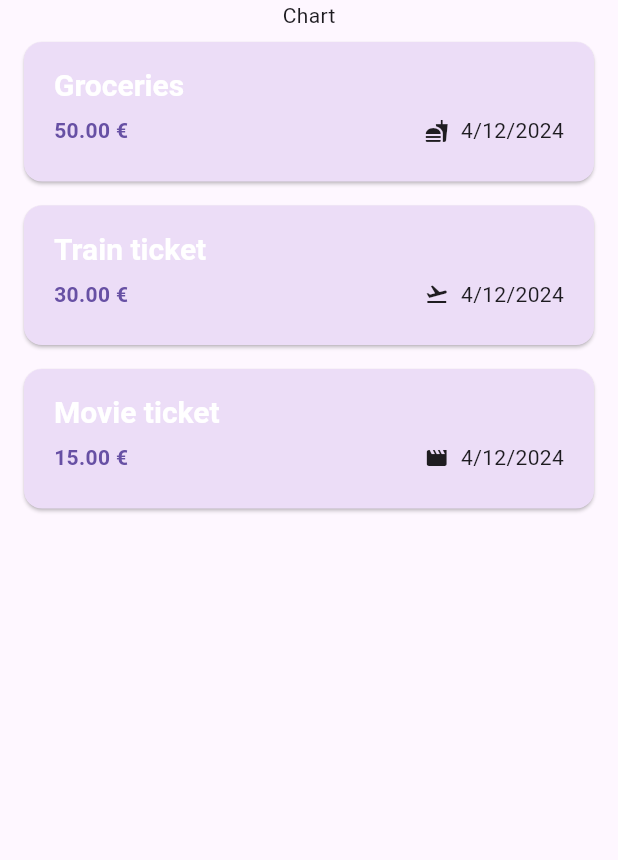
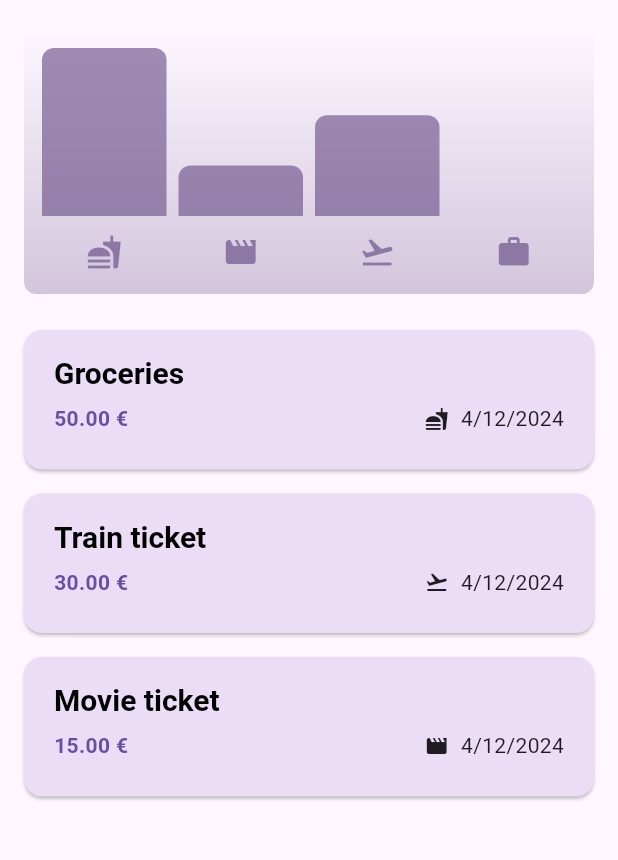
Before and after one commit to sznorbee/expense-tracker, a Flutter app: the screen it shows after launch, on a phone screen of 412 x 824 dp, the part 84-944 px from its top. Run offline on Flutter 3.47's test engine with Material 3 defaults, Android fonts, the phone set to English and light mode, and no system bars.

Commit message:
add chartbars

```diff
--- a/lib/main.dart
+++ b/lib/main.dart
@@ -4,9 +4,28 @@ import 'package:expense_tracker/widgets/expenses.dart';
 var kColorScheme = ColorScheme.fromSeed(
   seedColor: const Color.fromARGB(255, 115, 29, 201 ) // #731DC9 to rgb = 115,29,201
 );
+var kDarkColorScheme = ColorScheme.fromSeed(
+  brightness: Brightness.dark,
+  seedColor: const Color.fromARGB(255, 5, 29, 201 ) // #731DC9 to rgb = 115,29,201
+);
 void main() {
   runApp(MaterialApp(
     home: const Expenses(),
+    darkTheme: ThemeData.dark().copyWith(
+      colorScheme: kDarkColorScheme,
+      cardTheme: const CardTheme().copyWith(
+        color: kDarkColorScheme.secondaryContainer,
+        margin: const EdgeInsets.symmetric(horizontal: 16, vertical: 8),
+      ),
+      elevatedButtonTheme: ElevatedButtonThemeData(
+        style: ElevatedButton.styleFrom(
+          backgroundColor: kDarkColorScheme.primaryContainer,
+          textStyle: const TextStyle(
+            fontWeight: FontWeight.bold,
+          ),
+        ),
+      ),
+    ),
     theme: ThemeData().copyWith(
       colorScheme: kColorScheme,
       appBarTheme: const AppBarTheme().copyWith(
@@ -29,6 +48,7 @@ void main() {
         titleLarge: const TextStyle().copyWith(
           fontSize: 20,
           fontWeight: FontWeight.bold,
+          color: Colors.black,
         ),
       )
     ),
--- a/lib/models/expense.dart
+++ b/lib/models/expense.dart
@@ -4,9 +4,9 @@ import 'package:intl/intl.dart';
 
 const uuid = Uuid();
 final formatter = DateFormat.yMd();
-enum Category {
-  food, travel, leisure, work
-}
+
+enum Category { food, travel, leisure, work }
+
 const categoryIcons = {
   Category.food: Icons.fastfood,
   Category.travel: Icons.flight_takeoff,
@@ -21,7 +21,7 @@ class Expense {
   final DateTime date;
   final Category category;
 
-  String get formatedDate  {
+  String get formatedDate {
     return formatter.format(date);
   }
 
@@ -32,3 +32,24 @@ class Expense {
     required this.category,
   }) : id = uuid.v4();
 }
+
+class ExpenseBucket {
+  const ExpenseBucket({required this.category, required this.expenses});
+
+  ExpenseBucket.forCategory(List<Expense> allExpenses, this.category)
+      : expenses = allExpenses
+            .where((expense) => expense.category == category)
+            .toList();
+
+  final Category category;
+  final List<Expense> expenses;
+
+  double get totalAmount {
+    // return expenses.fold(0.0, (sum, expense) => sum + expense.amount);
+    double sum = 0.0;
+    for (var expense in expenses) {
+      sum += expense.amount;
+    }
+    return sum;
+  }
+}
--- /dev/null
+++ b/lib/widgets/chart/chart.dart
@@ -0,0 +1,95 @@
+import 'package:flutter/material.dart';
+
+import 'package:expense_tracker/widgets/chart/chart_bar.dart';
+import 'package:expense_tracker/models/expense.dart';
+
+class Chart extends StatelessWidget {
+  const Chart({super.key, required this.expenses});
+
+  final List<Expense> expenses;
+
+  List<ExpenseBucket> get buckets {
+    return [
+      ExpenseBucket.forCategory(expenses, Category.food),
+      ExpenseBucket.forCategory(expenses, Category.leisure),
+      ExpenseBucket.forCategory(expenses, Category.travel),
+      ExpenseBucket.forCategory(expenses, Category.work),
+    ];
+  }
+
+  double get maxTotalExpense {
+    double maxTotalExpense = 0;
+
+    for (final bucket in buckets) {
+      if (bucket.totalAmount > maxTotalExpense) {
+        maxTotalExpense = bucket.totalAmount;
+      }
+    }
+
+    return maxTotalExpense;
+  }
+
+  @override
+  Widget build(BuildContext context) {
+    final isDarkMode =
+        MediaQuery.of(context).platformBrightness == Brightness.dark;
+    return Container(
+      margin: const EdgeInsets.all(16),
+      padding: const EdgeInsets.symmetric(
+        vertical: 16,
+        horizontal: 8,
+      ),
+      width: double.infinity,
+      height: 180,
+      decoration: BoxDecoration(
+        borderRadius: BorderRadius.circular(8),
+        gradient: LinearGradient(
+          colors: [
+            Theme.of(context).colorScheme.primary.withOpacity(0.3),
+            Theme.of(context).colorScheme.primary.withOpacity(0.0)
+          ],
+          begin: Alignment.bottomCenter,
+          end: Alignment.topCenter,
+        ),
+      ),
+      child: Column(
+        children: [
+          Expanded(
+            child: Row(
+              crossAxisAlignment: CrossAxisAlignment.end,
+              children: [
+                for (final bucket in buckets) // alternative to map()
+                  ChartBar(
+                    fill: bucket.totalAmount == 0
+                        ? 0
+                        : bucket.totalAmount / maxTotalExpense,
+                  )
+              ],
+            ),
+          ),
+          const SizedBox(height: 12),
+          Row(
+            children: buckets
+                .map(
+                  (bucket) => Expanded(
+                    child: Padding(
+                      padding: const EdgeInsets.symmetric(horizontal: 4),
+                      child: Icon(
+                        categoryIcons[bucket.category],
+                        color: isDarkMode
+                            ? Theme.of(context).colorScheme.secondary
+                            : Theme.of(context)
+                                .colorScheme
+                                .primary
+                                .withOpacity(0.7),
+                      ),
+                    ),
+                  ),
+                )
+                .toList(),
+          )
+        ],
+      ),
+    );
+  }
+}
--- /dev/null
+++ b/lib/widgets/chart/chart_bar.dart
@@ -0,0 +1,34 @@
+import 'package:flutter/material.dart';
+
+class ChartBar extends StatelessWidget {
+  const ChartBar({
+    super.key,
+    required this.fill,
+  });
+
+  final double fill;
+
+  @override
+  Widget build(BuildContext context) {
+    final isDarkMode =
+        MediaQuery.of(context).platformBrightness == Brightness.dark;
+    return Expanded(
+      child: Padding(
+        padding: const EdgeInsets.symmetric(horizontal: 4),
+        child: FractionallySizedBox(
+          heightFactor: fill,
+          child: DecoratedBox(
+            decoration: BoxDecoration(
+              shape: BoxShape.rectangle,
+              borderRadius:
+                  const BorderRadius.vertical(top: Radius.circular(8)),
+              color: isDarkMode
+                  ? Theme.of(context).colorScheme.secondary
+                  : Theme.of(context).colorScheme.primary.withOpacity(0.65),
+            ),
+          ),
+        ),
+      ),
+    );
+  }
+}
--- a/lib/widgets/expenses.dart
+++ b/lib/widgets/expenses.dart
@@ -2,6 +2,7 @@ import 'package:expense_tracker/widgets/new_expense.dart';
 import 'package:flutter/material.dart';
 import 'package:expense_tracker/models/expense.dart';
 import 'package:expense_tracker/widgets/expenses_list/expenses_list.dart';
+import 'package:expense_tracker/widgets/chart/chart.dart';
 
 class Expenses extends StatefulWidget {
   const Expenses({super.key});
@@ -92,7 +93,12 @@ class _ExpensesState extends State<Expenses> {
         ],
       ),
       body: Column(
-        children: [const Text('Chart'), Expanded(child: mainContent)],
+        children: [
+          Chart(
+            expenses: _registeredExpenses,
+          ),
+          Expanded(child: mainContent)
+        ],
       ),
     );
   }
```
